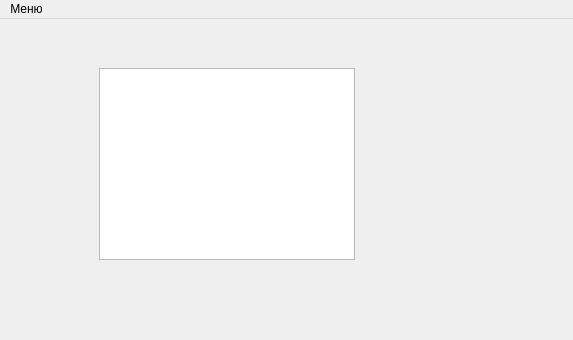
First picture: the form in audi/mainwindow.ui, repository pascal-enjoyer/ARM, before the edit.
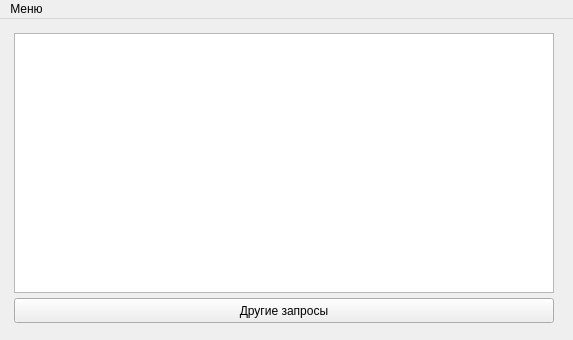
Second picture: the form after the edit. The open tabs and pages were chosen to show the change. Icons and pictures are not drawn.

```diff
--- a/audi/mainwindow.ui
+++ b/audi/mainwindow.ui
@@ -15,7 +15,7 @@
   </property>
   <widget class="QWidget" name="centralwidget">
    <layout class="QGridLayout" name="gridLayout_2">
-    <item row="2" column="0">
+    <item row="0" column="0">
      <widget class="QStackedWidget" name="stackedWidget">
       <property name="currentIndex">
        <number>3</number>
@@ -361,13 +361,48 @@
        <widget class="QListWidget" name="listWidget">
         <property name="geometry">
          <rect>
-          <x>90</x>
-          <y>40</y>
-          <width>256</width>
-          <height>192</height>
+          <x>5</x>
+          <y>5</y>
+          <width>540</width>
+          <height>260</height>
          </rect>
         </property>
+        <property name="uniformItemSizes">
+         <bool>false</bool>
+        </property>
+        <property name="wordWrap">
+         <bool>true</bool>
+        </property>
        </widget>
+       <widget class="QListWidget" name="other_requests_list">
+        <property name="geometry">
+         <rect>
+          <x>5</x>
+          <y>5</y>
+          <width>540</width>
+          <height>260</height>
+         </rect>
+        </property>
+        <property name="wordWrap">
+         <bool>true</bool>
+        </property>
+       </widget>
+       <widget class="QPushButton" name="pushButton_3">
+        <property name="geometry">
+         <rect>
+          <x>5</x>
+          <y>270</y>
+          <width>540</width>
+          <height>25</height>
+         </rect>
+        </property>
+        <property name="text">
+         <string>Другие запросы</string>
+        </property>
+       </widget>
+       <zorder>other_requests_list</zorder>
+       <zorder>requests_list</zorder>
+       <zorder>pushButton_3</zorder>
       </widget>
       <widget class="QWidget" name="statistic">
        <widget class="QLabel" name="UserInfo">
```
Left out of the diff: 23 changed lines with no effect on the pictures.
